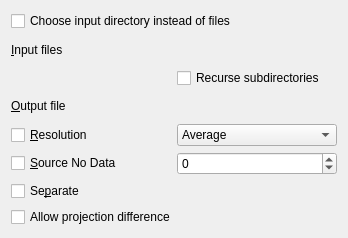
This is python/plugins/GdalTools/tools/widgetBuildVRT.ui in qgis/QGIS as Qt 5 draws it before an edit. The edited form follows.
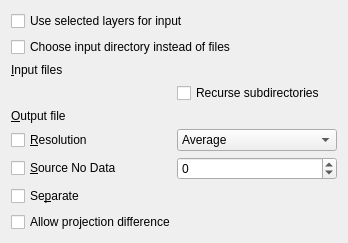
This is the edited form. Custom widgets are drawn as their Qt base class.

Commit message: allow to use loaded layers as input files (instead of file selector) for GDALTools Build Virtual Raster

```diff
--- a/python/plugins/GdalTools/tools/widgetBuildVRT.ui
+++ b/python/plugins/GdalTools/tools/widgetBuildVRT.ui
@@ -26,13 +26,20 @@
       <enum>QLayout::SetNoConstraint</enum>
      </property>
      <item row="0" column="0" colspan="2">
+      <widget class="QCheckBox" name="useSelectedLayersCheck">
+       <property name="text">
+        <string>Use selected layers for input</string>
+       </property>
+      </widget>
+     </item>
+     <item row="1" column="0" colspan="2">
       <widget class="QCheckBox" name="inputDirCheck">
        <property name="text">
         <string>Choose input directory instead of files</string>
        </property>
       </widget>
      </item>
-     <item row="1" column="0">
+     <item row="2" column="0">
       <widget class="QLabel" name="label">
        <property name="text">
         <string>&amp;Input files</string>
@@ -42,14 +49,14 @@
        </property>
       </widget>
      </item>
-     <item row="2" column="1">
+     <item row="3" column="1">
       <widget class="QCheckBox" name="recurseCheck">
        <property name="text">
         <string>Recurse subdirectories</string>
        </property>
       </widget>
      </item>
-     <item row="3" column="0">
+     <item row="4" column="0">
       <widget class="QLabel" name="label_2">
        <property name="text">
         <string>&amp;Output file</string>
@@ -59,14 +66,14 @@
        </property>
       </widget>
      </item>
-     <item row="4" column="0">
+     <item row="5" column="0">
       <widget class="QCheckBox" name="resolutionCheck">
        <property name="text">
         <string>&amp;Resolution</string>
        </property>
       </widget>
      </item>
-     <item row="4" column="1">
+     <item row="5" column="1">
       <widget class="QComboBox" name="resolutionComboBox">
        <property name="sizePolicy">
         <sizepolicy hsizetype="Preferred" vsizetype="Fixed">
@@ -94,14 +101,14 @@
        </item>
       </widget>
      </item>
-     <item row="5" column="0">
+     <item row="6" column="0">
       <widget class="QCheckBox" name="srcNoDataCheck">
        <property name="text">
         <string>&amp;Source No Data</string>
        </property>
       </widget>
      </item>
-     <item row="5" column="1">
+     <item row="6" column="1">
       <widget class="QSpinBox" name="srcNoDataSpin">
        <property name="minimum">
         <number>-100000</number>
@@ -111,20 +118,20 @@
        </property>
       </widget>
      </item>
-     <item row="6" column="0">
+     <item row="7" column="0">
       <widget class="QCheckBox" name="separateCheck">
        <property name="text">
         <string>Se&amp;parate</string>
        </property>
       </widget>
      </item>
-     <item row="1" column="1">
+     <item row="2" column="1">
       <widget class="GdalToolsInOutSelector" name="inSelector" native="true"/>
      </item>
-     <item row="3" column="1">
+     <item row="4" column="1">
       <widget class="GdalToolsInOutSelector" name="outSelector" native="true"/>
      </item>
-     <item row="7" column="0" colspan="2">
+     <item row="8" column="0" colspan="2">
       <widget class="QCheckBox" name="allowProjDiffCheck">
        <property name="text">
         <string>Allow projection difference</string>
```
The commit also changes 1 other file.
